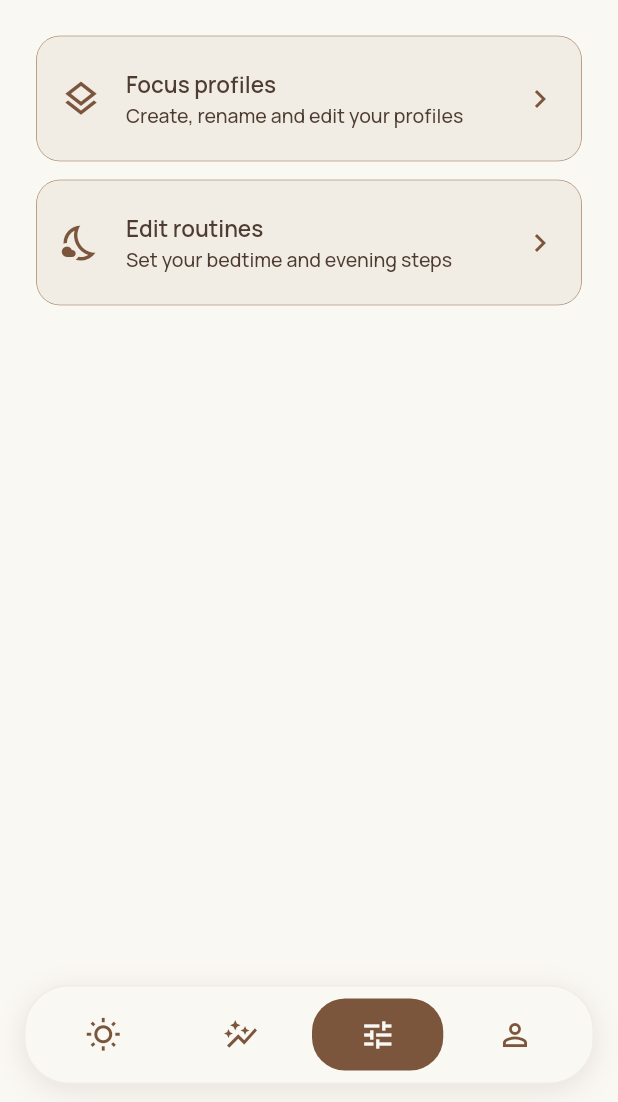
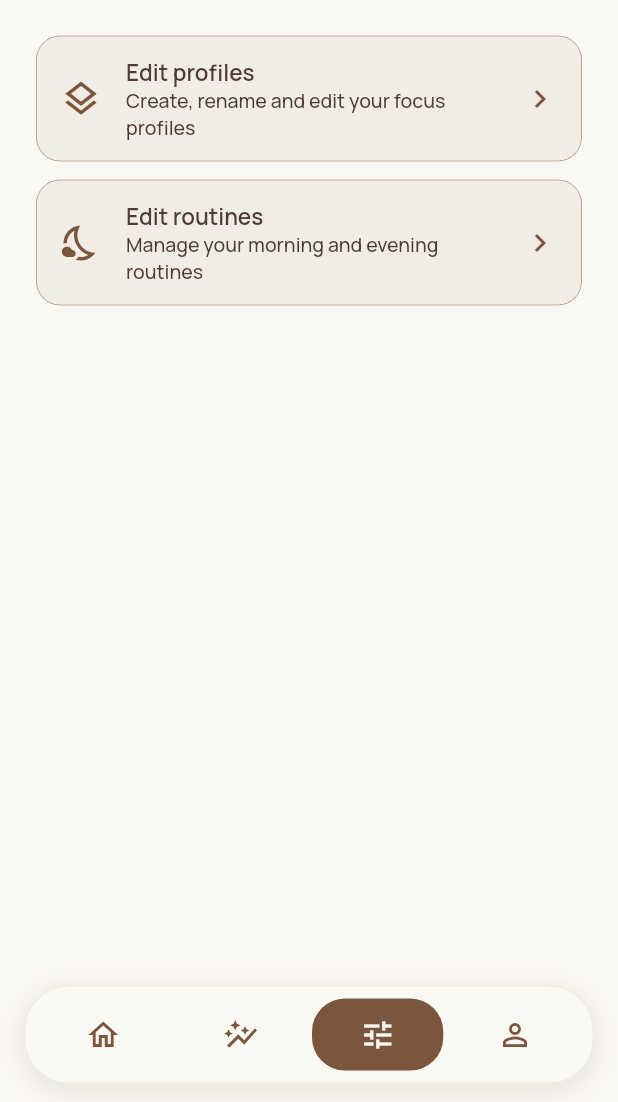
Before and after one commit to karimmassaoudd/rest_for_more, a Flutter app: the screen it shows after launch, item 3 of the bottom bar chosen, on a phone screen of 412 x 824 dp, the part 134-1236 px from its top. Run offline on Flutter 3.47's test engine with Material 3 defaults, Android fonts, the phone set to English and light mode, and no system bars; our stand-ins replace flutter_local_notifications, go_router, google_fonts, plugin_platform_interface, shared_preferences; missing offline and left inert: alarm, live_activity_kit; project files that could hold a hidden picture were left out.

Commit message:
changed out home screen icon and edited settings screen setttings tiles titles

```diff
--- a/lib/screens/settings_screen.dart
+++ b/lib/screens/settings_screen.dart
@@ -28,8 +28,8 @@ class SettingsScreen extends StatelessWidget {
             const SizedBox(height: 24),
             SettingsTile(
               icon: Icons.layers_outlined,
-              title: 'Focus profiles',
-              subtitle: 'Create, rename and edit your profiles',
+              title: 'Edit profiles',
+              subtitle: 'Create, rename and edit your focus profiles',
               onTap: () async {
                 if (await SessionStore().isActive()) {
                   if (!context.mounted) return;
@@ -51,7 +51,7 @@ class SettingsScreen extends StatelessWidget {
             SettingsTile(
               icon: Icons.nights_stay_outlined,
               title: 'Edit routines',
-              subtitle: 'Set your bedtime and evening steps',
+              subtitle: 'Manage your morning and evening routines',
               onTap: () => context.push('/settings/routines'),
             ),
           ],
--- a/lib/widgets/app_bottom_nav_bar.dart
+++ b/lib/widgets/app_bottom_nav_bar.dart
@@ -10,7 +10,7 @@ class AppNavItem {
 
 /// The four tabs, in order.
 const List<AppNavItem> kAppNavItems = [
-  AppNavItem(icon: Icons.wb_sunny_outlined, label: 'Today'),
+  AppNavItem(icon: Icons.home_outlined, label: 'Today'),
   AppNavItem(icon: Icons.auto_graph, label: 'Progress'),
   AppNavItem(icon: Icons.tune, label: 'Settings'),
   AppNavItem(icon: Icons.person_outline, label: 'Profile'),
```
